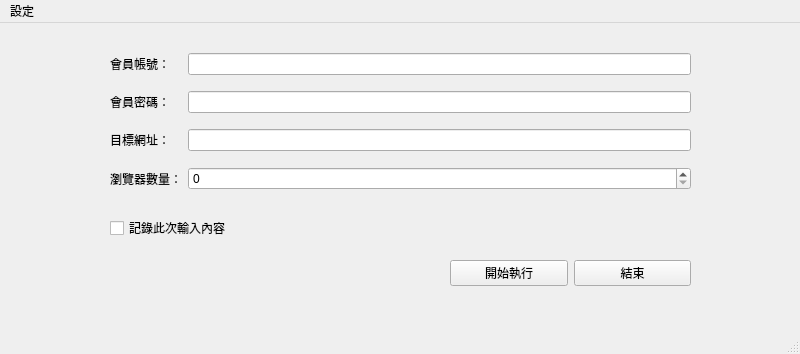
First picture: the form in main.ui, repository kevinypfan/panic-buying-spree-script, before the edit.
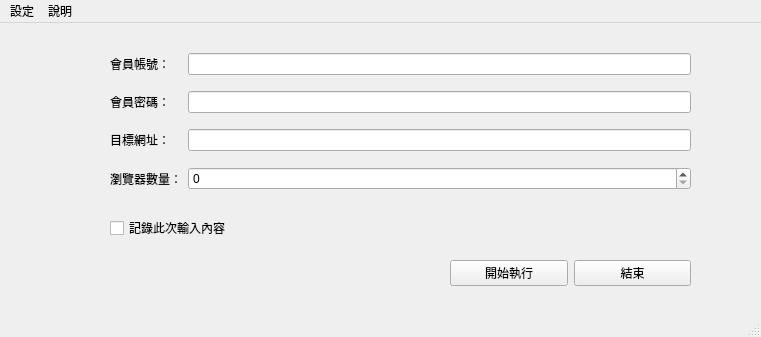
Second picture: the form after the edit.

Diff of the .ui file:
```diff
--- a/main.ui
+++ b/main.ui
@@ -6,8 +6,8 @@
    <rect>
     <x>0</x>
     <y>0</y>
-    <width>800</width>
-    <height>354</height>
+    <width>761</width>
+    <height>337</height>
    </rect>
   </property>
   <property name="windowTitle">
@@ -124,7 +124,7 @@
     <rect>
      <x>0</x>
      <y>0</y>
-     <width>800</width>
+     <width>761</width>
      <height>21</height>
     </rect>
    </property>
@@ -134,7 +134,14 @@
     </property>
     <addaction name="clear_record"/>
    </widget>
+   <widget class="QMenu" name="menu_2">
+    <property name="title">
+     <string>說明</string>
+    </property>
+    <addaction name="about"/>
+   </widget>
    <addaction name="menu"/>
+   <addaction name="menu_2"/>
   </widget>
   <widget class="QStatusBar" name="statusbar"/>
   <action name="clear_record">
```
Left out of the diff: 5 changed lines with no effect on the pictures.
